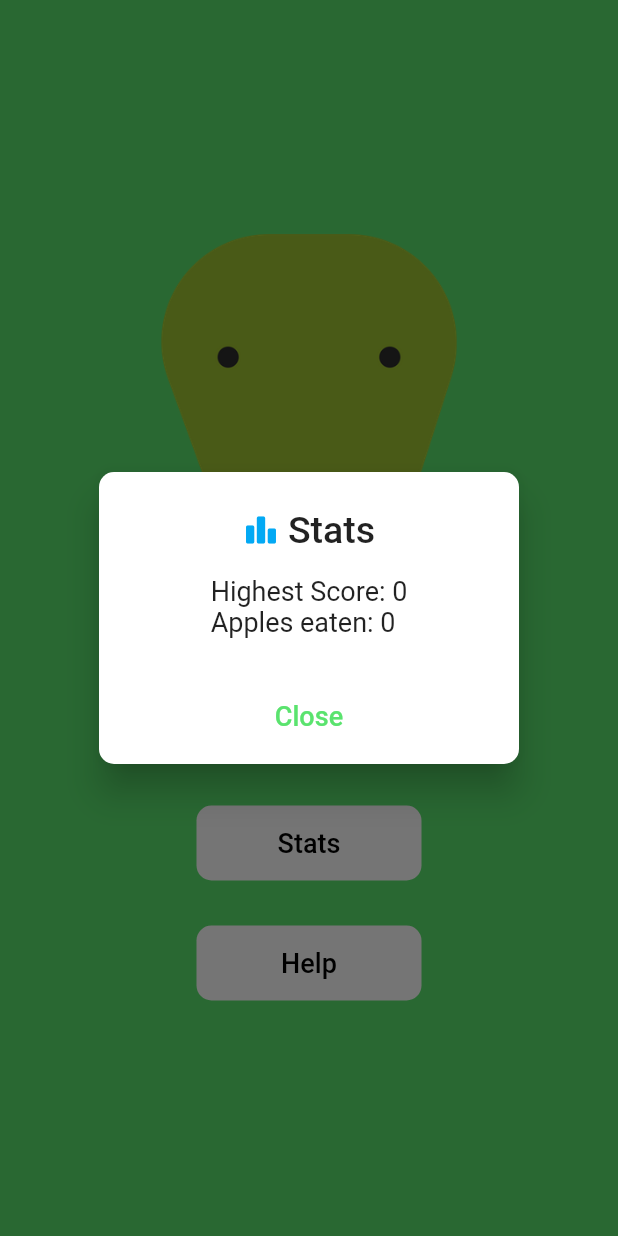
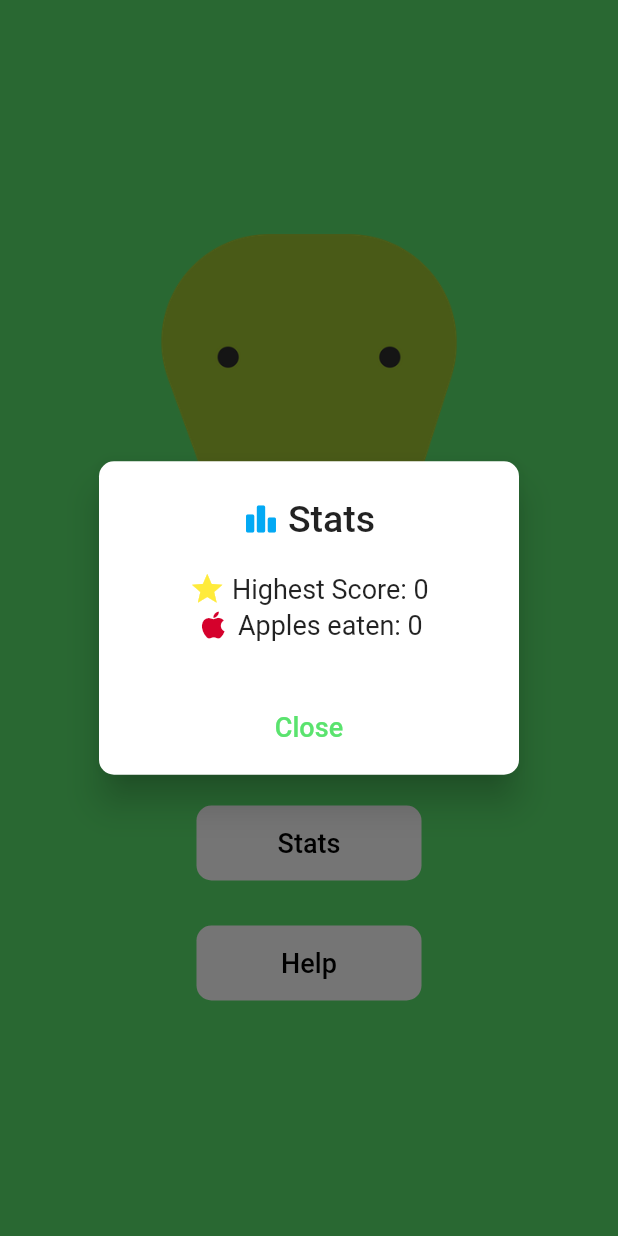
Before and after one commit to fmata97/HS-Recruitment-AppDevProject, a Flutter app: the screen it shows after launch, after a tap on "Stats", on a phone screen of 412 x 824 dp. Run offline on Flutter 3.47's test engine with Material 2 defaults, Android fonts, the phone set to English and light mode, and no system bars; our stand-ins replace animated_splash_screen, shared_preferences.

```diff
--- a/lib/GameMenu.dart
+++ b/lib/GameMenu.dart
@@ -49,13 +49,32 @@ class GameMenuState extends State<GameMenu> {
                     )
                   ],
                 ),
-                content: Center(
-                  widthFactor: 1,
-                  heightFactor: 0.8,
-                  child: Text(
-                    'Highest Score: ${values[0]}\nApples eaten: ${values[1]}',
-                    style: const TextStyle(fontSize: 18),
-                  ),
+                content: Column(
+                  mainAxisSize: MainAxisSize.min,
+                  children: [
+                    Row(
+                      mainAxisAlignment: MainAxisAlignment.center,
+                      children: [
+                        const Icon(
+                          Icons.star,
+                          color: Colors.yellow,
+                        ),
+                        Text(' Highest Score: ${values[0]}',
+                            style: const TextStyle(fontSize: 18)),
+                      ],
+                    ),
+                    Row(
+                      mainAxisAlignment: MainAxisAlignment.center,
+                      children: [
+                        const Icon(
+                          Icons.apple,
+                          color: Color.fromARGB(255, 213, 1, 44),
+                        ),
+                        Text(' Apples eaten: ${values[1]}',
+                            style: const TextStyle(fontSize: 18))
+                      ],
+                    )
+                  ],
                 ),
                 actionsAlignment: MainAxisAlignment.center,
                 actions: <Widget>[
--- a/pubspec.yaml
+++ b/pubspec.yaml
@@ -38,6 +38,7 @@ dependencies:
   cupertino_icons: ^1.0.2
   animated_splash_screen: ^1.3.0
   shared_preferences: ^2.0.15
+  flutter_launcher_icons: ^0.11.0
 
 dev_dependencies:
   flutter_test:
@@ -62,6 +63,10 @@ flutter:
   uses-material-design: true
   assets:
     - assets/images/
+
+flutter_icons:
+  android: true
+  image_path: "assets/icon/1024.png"
 
   # To add assets to your application, add an assets section, like this:
   # assets:
```
Also changed, not shown: assets/icon/1024.png (added), pubspec.lock, 6 other files.
